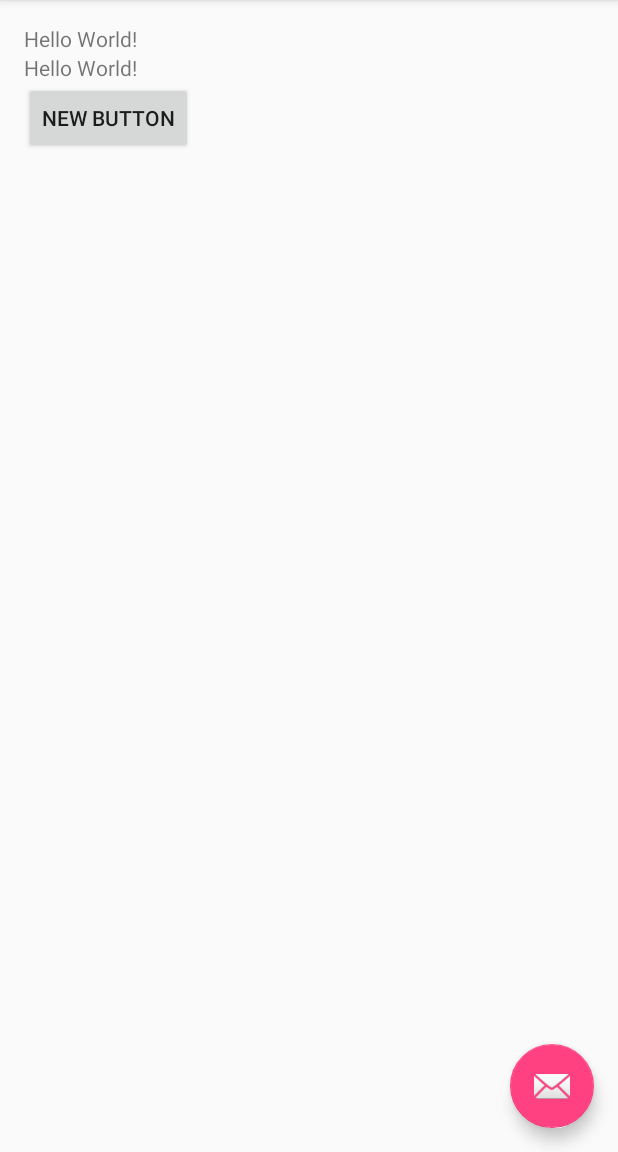
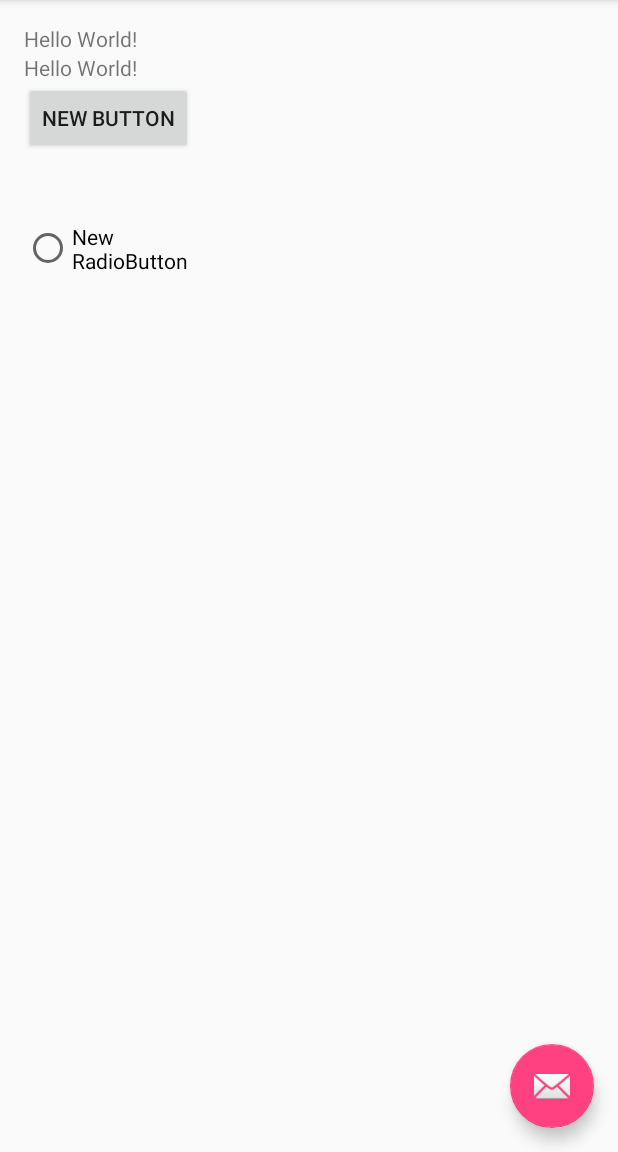
Before and after one commit to Butzle/SimpleGitHub, an Android app: the screen it shows after launch (MainActivity), on a phone screen of 412 x 824 dp, the part 84-1236 px from its top. Run offline under Robolectric (Android 15) with nearby library versions, the phone set to English and light mode, and no system bars.

Commit message:
added radio button

```diff
--- a/app/src/main/res/layout/content_main.xml
+++ b/app/src/main/res/layout/content_main.xml
@@ -30,4 +30,14 @@
         android:layout_below="@+id/textView"
         android:layout_alignParentLeft="true"
         android:layout_alignParentStart="true" />
+
+    <RadioButton
+        android:layout_width="wrap_content"
+        android:layout_height="wrap_content"
+        android:text="New RadioButton"
+        android:id="@+id/radioButton"
+        android:layout_below="@+id/button"
+        android:layout_alignRight="@+id/button"
+        android:layout_alignEnd="@+id/button"
+        android:layout_marginTop="45dp" />
 </RelativeLayout>
```
